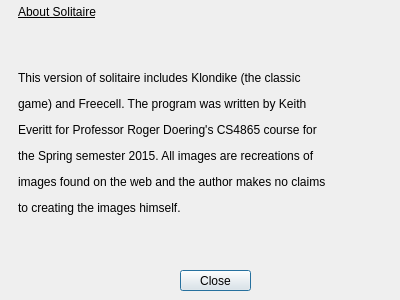
This is CardGame/aboutdialog.ui in kiloecho78/CS4865 as Qt 5 draws it before an edit. The edited form follows.
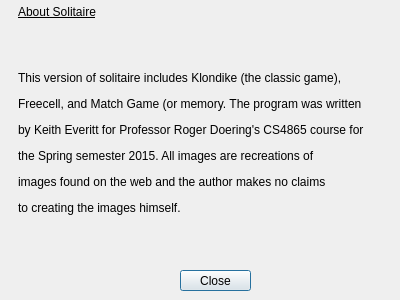
This is the edited form. Icons and pictures are not drawn.

Commit message: Completed MatchGame added PreferencesPage ui.  Working on adding pics to PreferencesPage.

```diff
--- a/CardGame/aboutdialog.ui
+++ b/CardGame/aboutdialog.ui
@@ -58,7 +58,7 @@
     </rect>
    </property>
    <property name="text">
-    <string>&lt;html&gt;&lt;head/&gt;&lt;body&gt;&lt;p&gt;&lt;span style=&quot; text-decoration: underline;&quot;&gt;About Solitaire&lt;/span&gt;&lt;/p&gt;&lt;p&gt;&lt;br/&gt;&lt;/p&gt;&lt;p&gt;This version of solitaire includes Klondike (the classic &lt;/p&gt;&lt;p&gt;game) and Freecell. The program was written by Keith &lt;/p&gt;&lt;p&gt;Everitt for Professor Roger Doering's CS4865 course for &lt;/p&gt;&lt;p&gt;the Spring semester 2015. All images are recreations of &lt;/p&gt;&lt;p&gt;images found on the web and the author makes no claims&lt;/p&gt;&lt;p&gt; to creating the images himself. &lt;/p&gt;&lt;/body&gt;&lt;/html&gt;</string>
+    <string>&lt;html&gt;&lt;head/&gt;&lt;body&gt;&lt;p&gt;&lt;span style=&quot; text-decoration: underline;&quot;&gt;About Solitaire&lt;/span&gt;&lt;/p&gt;&lt;p&gt;&lt;br/&gt;&lt;/p&gt;&lt;p&gt;This version of solitaire includes Klondike (the classic game), &lt;/p&gt;&lt;p&gt;Freecell, and Match Game (or memory. The program was written&lt;/p&gt;&lt;p&gt;by Keith Everitt for Professor Roger Doering's CS4865 course for &lt;/p&gt;&lt;p&gt;the Spring semester 2015. All images are recreations of &lt;/p&gt;&lt;p&gt;images found on the web and the author makes no claims&lt;/p&gt;&lt;p&gt;to creating the images himself. &lt;/p&gt;&lt;/body&gt;&lt;/html&gt;</string>
    </property>
    <property name="scaledContents">
     <bool>false</bool>
```
The commit also changes 9 other files.
